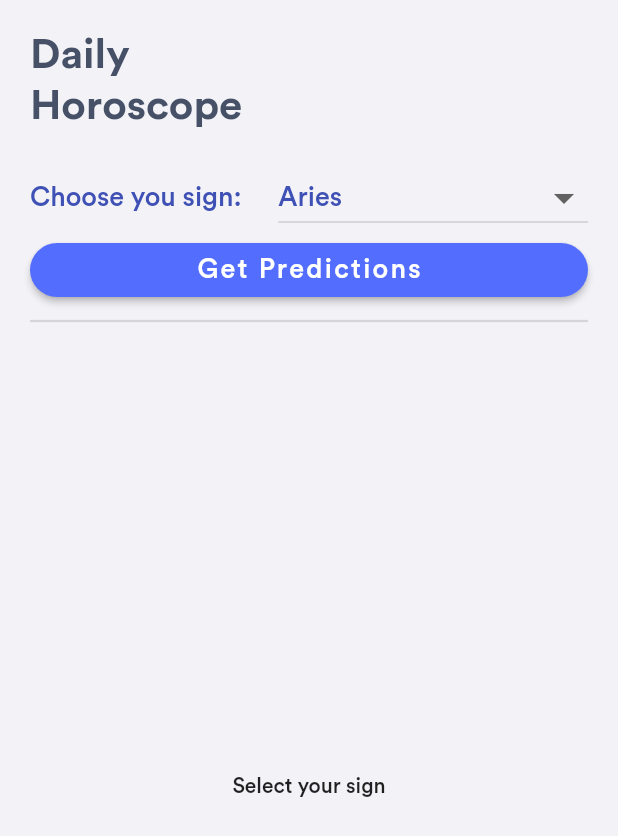
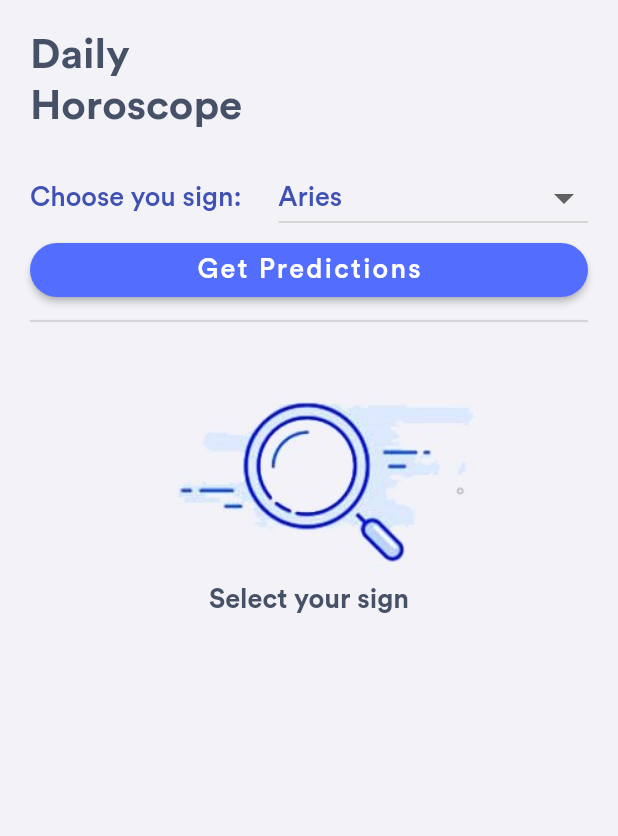
Before and after one commit to repsajanboy/dream-app-bloc, a Flutter app: the HoroscopePage screen opened directly, on a phone screen of 412 x 824 dp. Shown: the top 836 px of the screen. Run offline on Flutter 3.47's test engine with Material 2 defaults, Android fonts, the light colour scheme and no system bars; our stand-ins replace bloc, dio, email_validator, equatable, flutter_bloc, flutter_dotenv and 3 more; missing offline and left inert: flutter_verification_code; accounts and stored records are empty; network calls fail; statements that could not run were skipped.

Commit message:
Empty states widget

```diff
--- a/lib/presentation/dream/view/widget/dream_list.dart
+++ b/lib/presentation/dream/view/widget/dream_list.dart
@@ -7,6 +7,8 @@ import 'package:flutter_bloc/flutter_bloc.dart';
 import 'package:intl/intl.dart';
 
 import '../../dream.dart';
+import 'dream_failed_fetch.dart';
+import 'dream_list_empty.dart';
 
 class DreamList extends StatelessWidget {
   const DreamList({Key? key}) : super(key: key);
@@ -17,10 +19,10 @@ class DreamList extends StatelessWidget {
       builder: (context, state) {
         switch (state.status) {
           case DreamStatus.error:
-            return const Center(child: Text('failed to fetch dreams'));
+            return const DreamFailedFetch();
           case DreamStatus.success:
             if (state.dreams.isEmpty) {
-              return const Center(child: Text('no dreams'));
+              return const DreamListEmpty();
             }
             return ListView.builder(
               shrinkWrap: true,
--- a/lib/presentation/horoscope/view/horoscope_page.dart
+++ b/lib/presentation/horoscope/view/horoscope_page.dart
@@ -179,8 +179,20 @@ class HoroscopePage extends StatelessWidget {
                           ),
                         );
                       } else {
-                        return const Center(
-                          child: Text('Select your sign'),
+                        return Center(
+                          child: Column(
+                            children: [
+                              Image.asset('assets/icons/selectsign.jpg'),
+                              const Text(
+                                'Select your sign',
+                                style: TextStyle(
+                                  fontSize: 18.0,
+                                  fontWeight: FontWeight.bold,
+                                  color: AppColors.dreams,
+                                ),
+                              ),
+                            ],
+                          ),
                         );
                       }
                     },
--- a/lib/presentation/login/view/login_page.dart
+++ b/lib/presentation/login/view/login_page.dart
@@ -39,7 +39,7 @@ class LoginPage extends StatelessWidget {
                 Fluttertoast.showToast(
                     msg: formStatus.error!.errorMessage(),
                     gravity: ToastGravity.TOP,
-                    toastLength: Toast.LENGTH_LONG,
+                    toastLength: Toast.LENGTH_SHORT,
                     backgroundColor: Colors.red,
                     textColor: Colors.white);
               }
```
Also changed, not shown: lib/presentation/dream/view/widget/dream_failed_fetch.dart (added, +30 -0 lines), lib/presentation/dream/view/widget/dream_list_empty.dart (added, +30 -0 lines), lib/presentation/dream_favorites/view/favorite_dreams_page.dart (+5 -3 lines), lib/presentation/dream_favorites/view/widget/no_favorite_dream.dart (added, +30 -0 lines), assets/icons/dreamfailed.jpg (added), assets/icons/emptydreams.jpg (added), assets/icons/emptyfave.jpg (added), assets/icons/selectsign.jpg (added).
